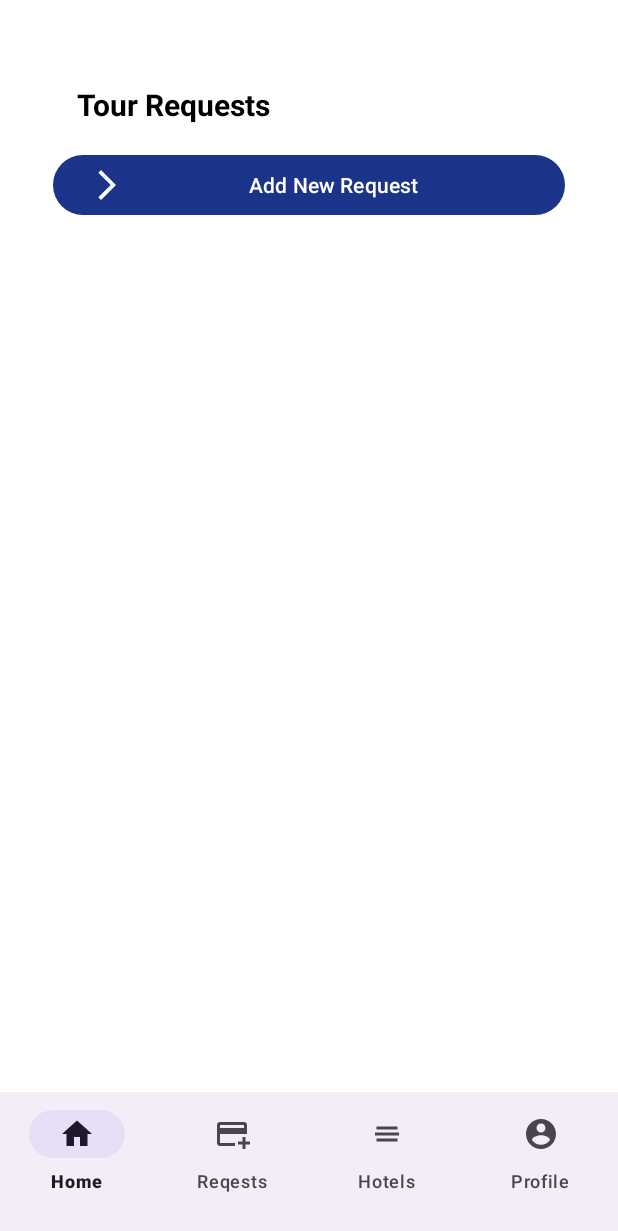
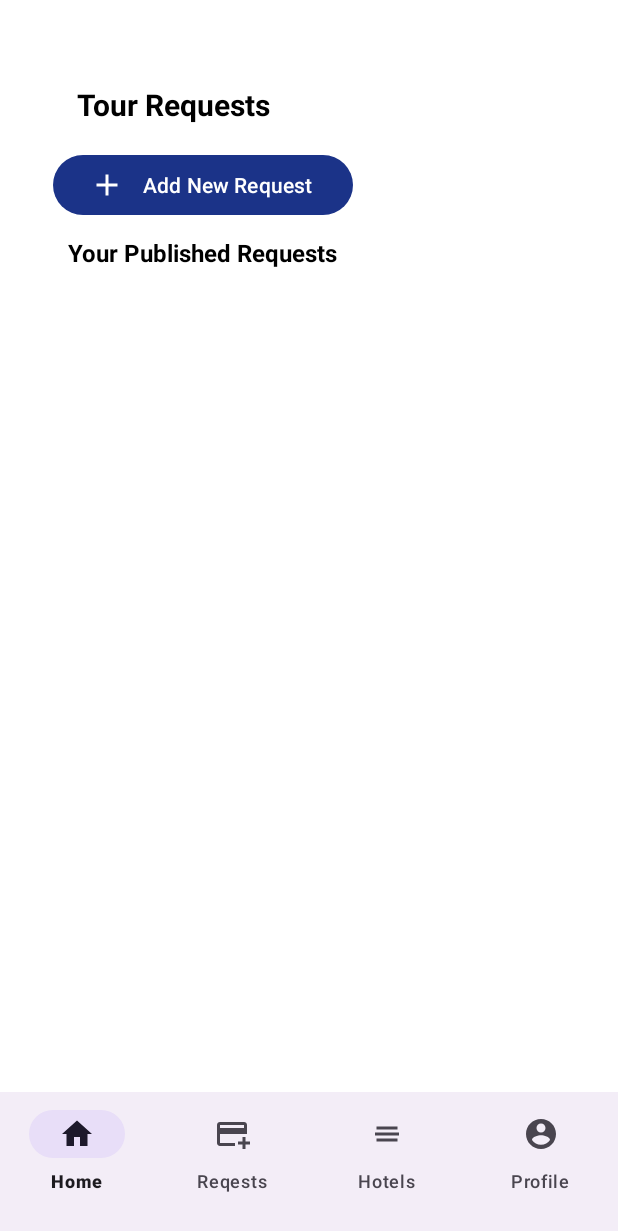
Before and after one commit to iamhirusha/GAHDSE241F-tourio, an Android app: the fragment RequestFragment placed in its activity, on a phone screen of 412 x 824 dp. Shown: the top 1231 px of the screen. Run offline under Robolectric (Android 15) with nearby library versions, the phone set to English and light mode, and no system bars; our stand-ins replace Firebase (no records; nobody signed in at launch, a user with empty details on screens opened directly).

Commit message:
Changes in frontend homepage

```diff
--- a/mobile/GAHDSE241F-tourio/app/src/main/java/com/example/tourio/MainActivity.kt
+++ b/mobile/GAHDSE241F-tourio/app/src/main/java/com/example/tourio/MainActivity.kt
@@ -15,7 +15,7 @@ class MainActivity : AppCompatActivity() {
 
         val getStartedButton: Button = findViewById(R.id.getstarted_button)
         getStartedButton.setOnClickListener {
-           val intent = Intent(this, MapsPageActivity::class.java)
+           val intent = Intent(this, HomeNavBarActivity::class.java)
             startActivity(intent)
         }
     }
--- a/mobile/GAHDSE241F-tourio/app/src/main/java/com/example/tourio/RequestFragment.kt
+++ b/mobile/GAHDSE241F-tourio/app/src/main/java/com/example/tourio/RequestFragment.kt
@@ -7,26 +7,53 @@ import android.view.LayoutInflater
 import android.view.View
 import android.view.ViewGroup
 import android.widget.Button
+import androidx.recyclerview.widget.LinearLayoutManager
+import androidx.recyclerview.widget.RecyclerView
+import com.google.firebase.firestore.FirebaseFirestore
 
 class RequestFragment : Fragment() {
+
+    private lateinit var adapter: PubRequestAdapter
+    private val pubRequestsList = mutableListOf<PubRequest>()
 
     override fun onCreateView(
         inflater: LayoutInflater, container: ViewGroup?,
         savedInstanceState: Bundle?
     ): View? {
-        // Inflate the layout for this fragment
         val binding = inflater.inflate(R.layout.activity_tourrequestpage, container, false)
 
-        // Find the button in the inflated layout
         val newReqButton: Button = binding.findViewById(R.id.newRequestButton)
 
-        // Set click listener for the button
+        // click listener for the button
         newReqButton.setOnClickListener {
-            // Navigate to NewRequestActivity
+            // Nav to NewRequestActivity
             val intent = Intent(activity, UserToursRequestFormActivity::class.java)
             startActivity(intent)
         }
 
+        val recyclerView = binding.findViewById<RecyclerView>(R.id.pubreqrecyclerView)
+        recyclerView.layoutManager = LinearLayoutManager(requireContext())
+
+        adapter = PubRequestAdapter(pubRequestsList) {
+        }
+
+        recyclerView.adapter = adapter
+
+        fetchRequestsFromFirestore()
+
         return binding
     }
+
+    private fun fetchRequestsFromFirestore() {
+        val db = FirebaseFirestore.getInstance()
+        db.collection("TourRequests").get()
+            .addOnSuccessListener { result ->
+                pubRequestsList.clear()
+                for (document in result) {
+                    val pubRequest = document.toObject(PubRequest::class.java)
+                    pubRequestsList.add(pubRequest)
+                }
+                adapter.notifyDataSetChanged()
+            }
+    }
 }
--- a/mobile/GAHDSE241F-tourio/app/src/main/res/drawable/ic_add.xml
+++ b/mobile/GAHDSE241F-tourio/app/src/main/res/drawable/ic_add.xml
@@ -1,4 +1,4 @@
-<vector xmlns:android="http://schemas.android.com/apk/res/android" android:height="24dp" android:tint="#000000" android:viewportHeight="24" android:viewportWidth="24" android:width="24dp">
+<vector xmlns:android="http://schemas.android.com/apk/res/android" android:height="24dp" android:tint="#FFFFFF" android:viewportHeight="24" android:viewportWidth="24" android:width="24dp">
 
     <path android:fillColor="@android:color/white" android:pathData="M19,13h-6v6h-2v-6H5v-2h6V5h2v6h6v2z"/>
 
--- a/mobile/GAHDSE241F-tourio/app/src/main/res/layout/activity_tourrequestpage.xml
+++ b/mobile/GAHDSE241F-tourio/app/src/main/res/layout/activity_tourrequestpage.xml
@@ -1,8 +1,8 @@
 <?xml version="1.0" encoding="utf-8"?>
-<LinearLayout
-    xmlns:android="http://schemas.android.com/apk/res/android"
+<LinearLayout xmlns:android="http://schemas.android.com/apk/res/android"
     android:layout_width="match_parent"
     android:layout_height="match_parent"
+    xmlns:tools="http://schemas.android.com/tools"
     android:orientation="vertical"
     android:background="#FFFFFF"
     android:paddingHorizontal="35dp"
@@ -21,11 +21,35 @@
 
     <Button
         android:id="@+id/newRequestButton"
+        android:layout_width="200dp"
+        android:layout_height="wrap_content"
+        android:text="Add New Request"
+        android:drawableLeft="@drawable/ic_add"
+        android:textColor="@color/white"/>
+
+    <TextView
         android:layout_width="match_parent"
         android:layout_height="wrap_content"
-        android:text="Add New Request"
-        android:drawableLeft="@drawable/ic_forward_arrow"
-        android:textColor="@color/white"/>
+        android:padding="10dp"
+        android:text="Your Published Requests"
+        android:textSize="16dp"
+        android:textStyle="bold"
+        android:textColor="#000000"
+        android:gravity="center_vertical" />
+
+    <androidx.core.widget.NestedScrollView
+        xmlns:android="http://schemas.android.com/apk/res/android"
+        android:layout_width="match_parent"
+        android:layout_height="match_parent"
+        android:fillViewport="true">
+
+        <androidx.recyclerview.widget.RecyclerView
+            android:id="@+id/pubreqrecyclerView"
+            android:layout_width="match_parent"
+            android:layout_height="match_parent"
+            android:paddingVertical="10dp"
+            tools:listitem="@layout/request_card_item" />
+    </androidx.core.widget.NestedScrollView>
 
 
 
```
Also changed, not shown: 3 other files.
